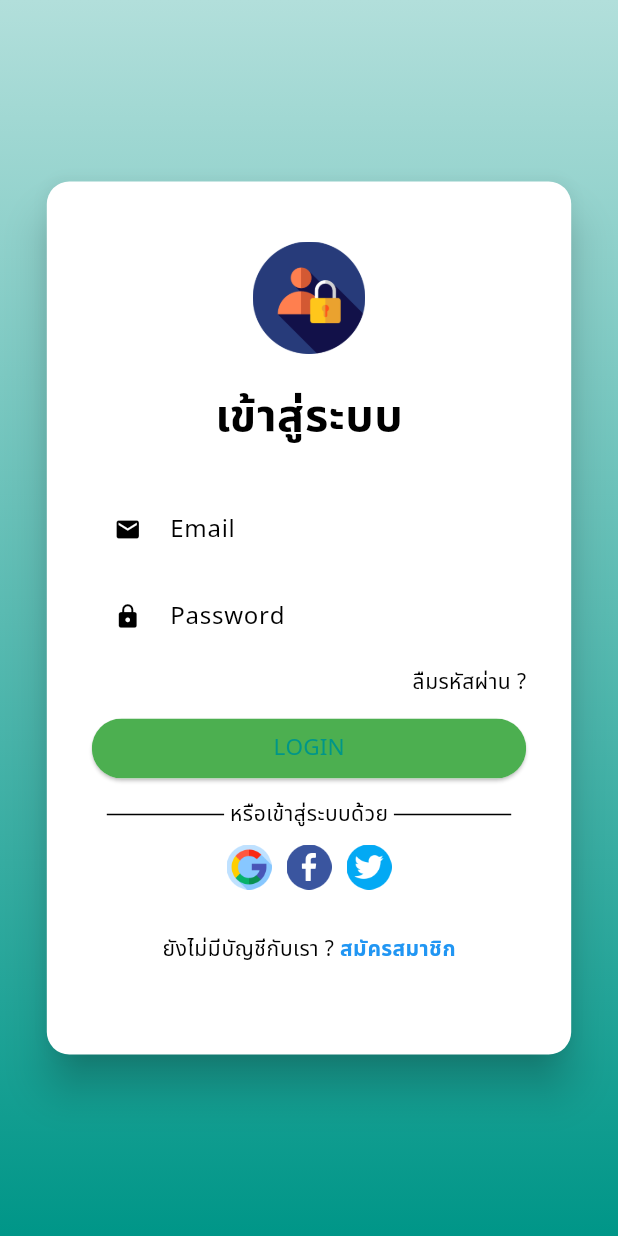
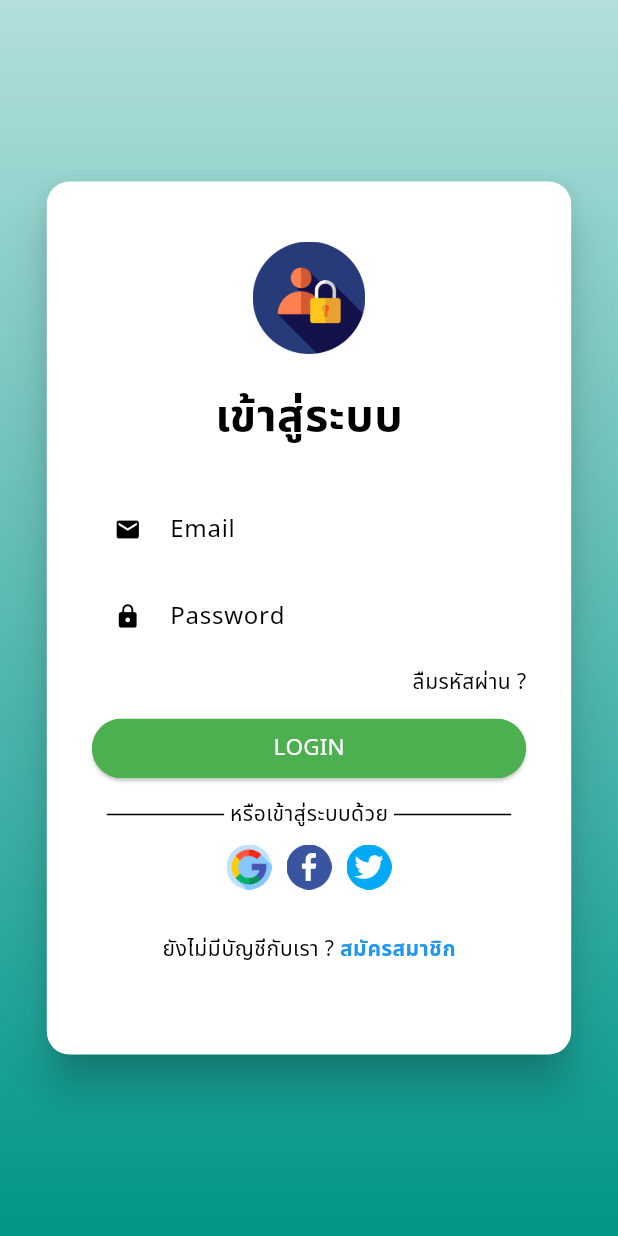
Before and after one commit to soontorn-cho/node-flutter3-serverapi, a Flutter app: the screen it shows after launch, after a tap on "ข้าม", on a phone screen of 412 x 824 dp. Run offline on Flutter 3.47's test engine with Material 3 defaults, Android fonts, the phone set to English and light mode, and no system bars; our stand-ins replace connectivity_plus, dio, image_cropper, image_picker, introduction_screen, logger and 1 more; generated files the repository leaves out were written again; network calls fail.

Commit message:
Change LOGIN Color

```diff
--- a/lib/components/rounded_button.dart
+++ b/lib/components/rounded_button.dart
@@ -28,7 +28,7 @@ class RoundedButton extends StatelessWidget {
           alignment: Alignment.center,
           child: Text(
             label,
-            style: const TextStyle(fontSize: 15),
+            style: const TextStyle(fontSize: 15, color: Colors.white),
           ),
         ),
       ),
```
